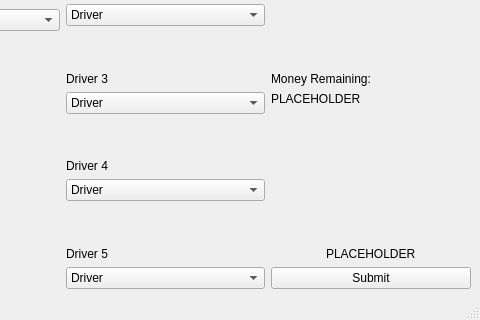
First picture: the form in client/gui_files/edit_team.ui, repository TomDra/F1-Fantasy-Project, before the edit; both pictures show x 149 to 629 and y 112 to 432 of the 629 by 432 pixel window.
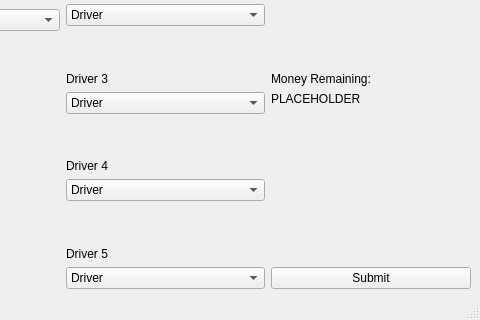
Second picture: the form after the edit.

The edit to the form file:
```diff
--- a/client/gui_files/edit_team.ui
+++ b/client/gui_files/edit_team.ui
@@ -326,7 +326,7 @@
       <item alignment="Qt::AlignHCenter|Qt::AlignBottom">
        <widget class="QLabel" name="time_left">
         <property name="text">
-         <string>PLACEHOLDER</string>
+         <string></string>
         </property>
        </widget>
       </item>
```
Left out of the diff: 2 changed lines with no effect on the pictures.
